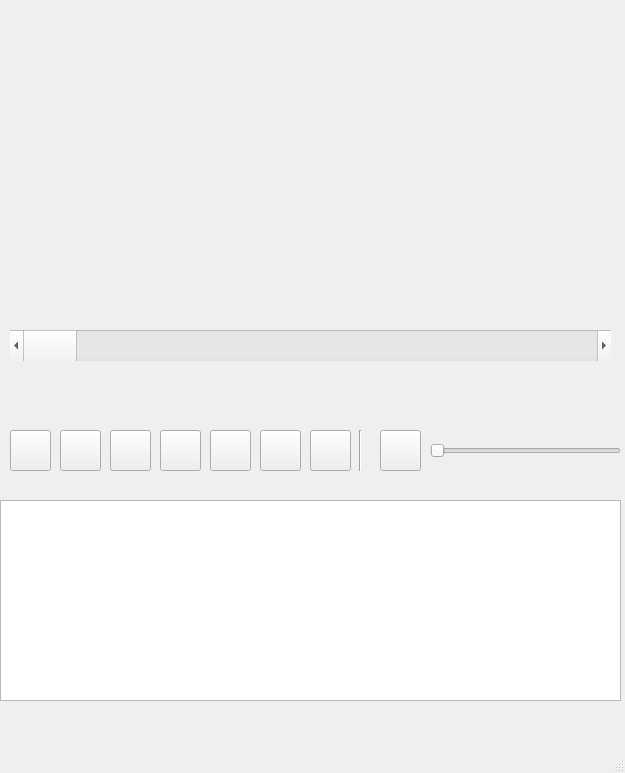
Above: nhac.ui from NguyenVanVinh1912/ProjectAudio before the change. Below: the same form after it.
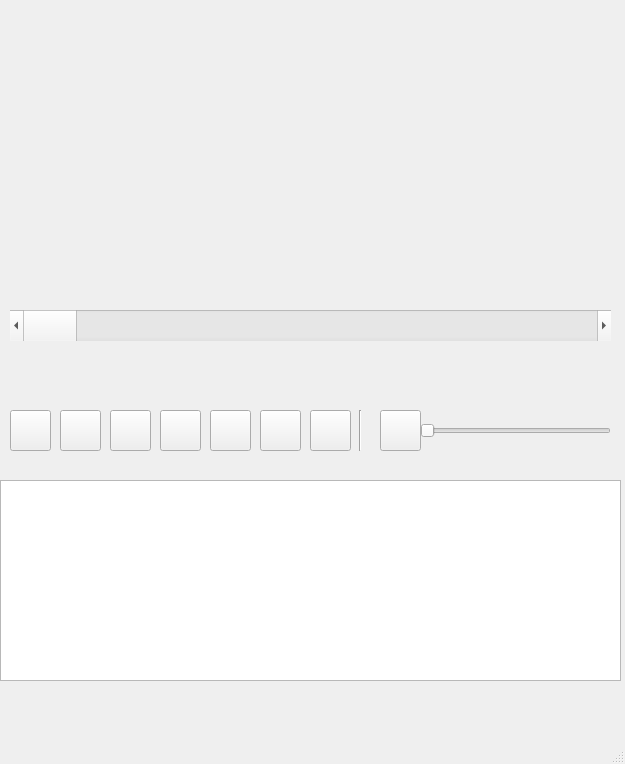
That is the form after the change. Icons and pictures are not drawn.

The edit to the form file:
```diff
--- a/nhac.ui
+++ b/nhac.ui
@@ -7,7 +7,7 @@
     <x>0</x>
     <y>0</y>
     <width>625</width>
-    <height>773</height>
+    <height>764</height>
    </rect>
   </property>
   <property name="windowTitle">
@@ -18,11 +18,14 @@
     <property name="geometry">
      <rect>
       <x>0</x>
-      <y>30</y>
+      <y>10</y>
       <width>621</width>
       <height>291</height>
      </rect>
     </property>
+    <property name="layoutDirection">
+     <enum>Qt::LeftToRight</enum>
+    </property>
     <property name="text">
      <string/>
     </property>
@@ -37,7 +40,7 @@
     <property name="geometry">
      <rect>
       <x>0</x>
-      <y>420</y>
+      <y>400</y>
       <width>621</width>
       <height>281</height>
      </rect>
@@ -101,7 +104,7 @@
     <widget class="QSlider" name="horizontalSlider">
      <property name="geometry">
       <rect>
-       <x>430</x>
+       <x>420</x>
        <y>20</y>
        <width>191</width>
        <height>22</height>
@@ -211,7 +214,7 @@
       </size>
      </property>
     </widget>
-    <widget class="QPushButton" name="pushButton_6">
+    <widget class="QToolButton" name="tam_dung">
      <property name="geometry">
       <rect>
        <x>160</x>
@@ -310,7 +313,7 @@
     <property name="geometry">
      <rect>
       <x>10</x>
-      <y>330</y>
+      <y>310</y>
       <width>601</width>
       <height>31</height>
      </rect>
```
Left out of the diff: 20 changed lines with no effect on the pictures.
